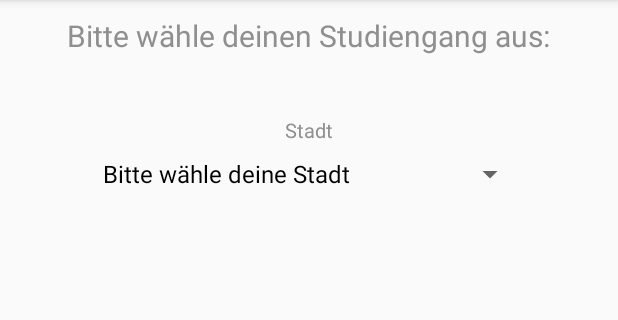
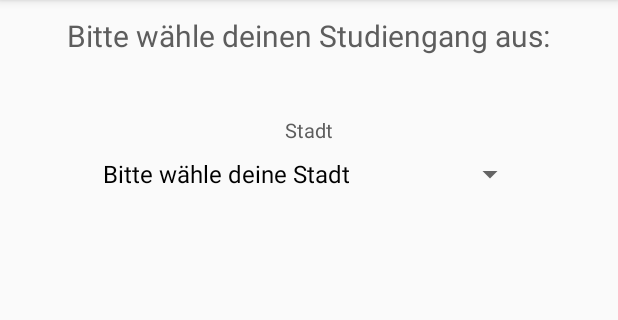
Before and after one commit to MX-W/StudyBuddy, an Android app: the screen it shows after launch (SetupActivity), on a phone screen of 412 x 824 dp, the part 84-404 px from its top. Run offline under Robolectric (Android 15) with nearby library versions, the light colour scheme and no system bars; our stand-ins replace Room's generated code; libraries missing offline, so code that uses them is left out: com.facebook.stetho; 1 statement that could not run was skipped.

Commit message:
color twerks

```diff
--- a/app/src/main/res/values/colors.xml
+++ b/app/src/main/res/values/colors.xml
@@ -1,6 +1,6 @@
 <?xml version="1.0" encoding="utf-8"?>
 <resources>
-    <color name="colorPrimary">#5fbfef</color>
+    <color name="colorPrimary">#5d5d5d</color>
     <color name="colorPrimaryDark">#303F9F</color>
     <color name="colorAccent">#d58e50</color>
     <color name="colorBlack">#000000</color>
--- a/app/src/main/res/values/styles.xml
+++ b/app/src/main/res/values/styles.xml
@@ -7,12 +7,12 @@
         <item name="colorPrimaryDark">@color/colorPrimaryDark</item>
         <item name="colorAccent">@color/colorAccent</item>
         <item name="android:windowBackground">@color/colorBackground</item>
-        <item name="android:textColor">@color/colorDarkerGrey</item>
+        <item name="android:textColor">@color/colorPrimary</item>
         <item name="buttonStyle">@style/ButtonColor</item>
     </style>
 
     <style name="ButtonColor" parent="@android:style/Widget.Button">
-        <item name="android:textColor">@color/colorLightGrey</item>
+        <item name="android:textColor">@color/colorBlack</item>
         <item name="colorButtonNormal">@color/colorBlack</item>
         <item name="colorControlHighlight">@color/colorAccent</item>
     </style>
```
